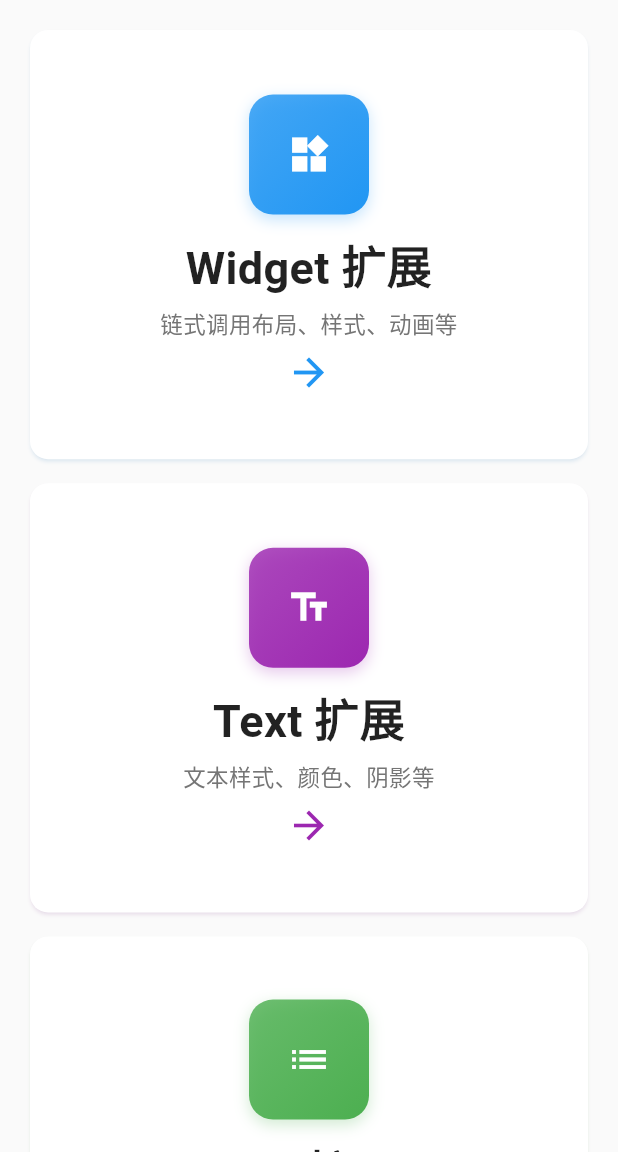
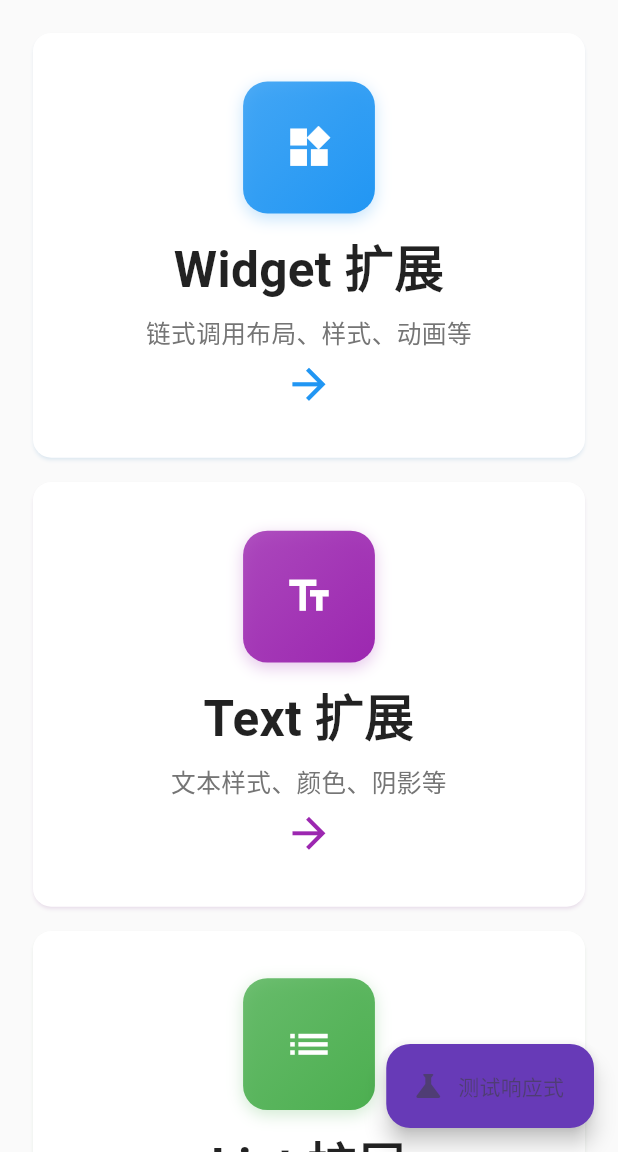
Before and after one commit to Cedar1012/pithy_dart, a Flutter app: the screen it shows after launch, on a phone screen of 412 x 824 dp, the part 84-1236 px from its top. Run offline on Flutter 3.47's test engine with Material 3 defaults, Android fonts, the phone set to English and light mode, and no system bars.

Commit message:
适配web 和移动的端 屏幕适配  web 不使用屏幕适配

```diff
--- a/example/lib/main.dart
+++ b/example/lib/main.dart
@@ -1,6 +1,7 @@
 import 'package:flutter/material.dart';
 import 'package:pithy_dart/pithy_dart.dart';
 import 'pages/home_page.dart';
+import 'test_responsive.dart';
 
 void main() {
   runApp(const MyApp());
@@ -22,9 +23,31 @@ class MyApp extends StatelessWidget {
             colorScheme: ColorScheme.fromSeed(seedColor: Colors.deepPurple),
             useMaterial3: true,
           ),
-          home: const HomePage(),
+          home: const HomePageWithTest(),
         );
       },
     );
   }
 }
+
+class HomePageWithTest extends StatelessWidget {
+  const HomePageWithTest({super.key});
+
+  @override
+  Widget build(BuildContext context) {
+    return Scaffold(
+      body: const HomePage(),
+      floatingActionButton: FloatingActionButton.extended(
+        onPressed: () {
+          Navigator.push(
+            context,
+            MaterialPageRoute(builder: (context) => const TestResponsivePage()),
+          );
+        },
+        icon: const Icon(Icons.science),
+        label: const Text('测试响应式'),
+        backgroundColor: Colors.deepPurple,
+      ),
+    );
+  }
+}
--- a/example/lib/pages/home_page.dart
+++ b/example/lib/pages/home_page.dart
@@ -1,5 +1,6 @@
 import 'package:flutter/material.dart';
 import 'package:pithy_dart/pithy_dart.dart';
+import '../utils/responsive.dart';
 import 'widget_extension_page.dart';
 import 'text_extension_page.dart';
 import 'list_extension_page.dart';
@@ -159,12 +160,12 @@ class HomePage extends StatelessWidget {
           }
 
           return GridView.builder(
-            padding: EdgeInsets.all(20),
+            padding: EdgeInsets.all(20.rw),
             gridDelegate: SliverGridDelegateWithFixedCrossAxisCount(
               crossAxisCount: crossAxisCount,
               childAspectRatio: childAspectRatio,
-              crossAxisSpacing: 16,
-              mainAxisSpacing: 16,
+              crossAxisSpacing: 16.rw,
+              mainAxisSpacing: 16.rh,
             ),
             itemCount: examples.length,
             itemBuilder: (context, index) {
@@ -182,37 +183,37 @@ class HomePage extends StatelessWidget {
       cursor: SystemMouseCursors.click,
       child: Material(
         color: Colors.white,
-        borderRadius: BorderRadius.circular(12),
+        borderRadius: BorderRadius.circular(12.rr),
         elevation: 1,
         shadowColor: example.color.withOpacity(0.2),
         child: InkWell(
           onTap: () {
             context.navigator.pushMaterial(example.page);
           },
-          borderRadius: BorderRadius.circular(12),
+          borderRadius: BorderRadius.circular(12.rr),
           child: Center(
             child: Padding(
-              padding: EdgeInsets.all(12),
+              padding: EdgeInsets.all(12.rw),
               child: Column(
                 mainAxisSize: MainAxisSize.min,
                 mainAxisAlignment: MainAxisAlignment.center,
                 crossAxisAlignment: CrossAxisAlignment.center,
                 children: [
                   Container(
-                    width: 80,
-                    height: 80,
+                    width: 80.rw,
+                    height: 80.rw,
                     decoration: BoxDecoration(
                       gradient: LinearGradient(
                         colors: [example.color.withOpacity(0.8), example.color],
                         begin: Alignment.topLeft,
                         end: Alignment.bottomRight,
                       ),
-                      borderRadius: BorderRadius.circular(16),
+                      borderRadius: BorderRadius.circular(16.rr),
                       boxShadow: [
                         BoxShadow(
                           color: example.color.withOpacity(0.25),
-                          blurRadius: 8,
-                          offset: Offset(0, 3),
+                          blurRadius: 8.rr,
+                          offset: Offset(0, 3.rh),
                         ),
                       ],
                     ),
@@ -220,15 +221,15 @@ class HomePage extends StatelessWidget {
                       child: Icon(
                         example.icon,
                         color: Colors.white,
-                        size: 30,
+                        size: 30.rsp,
                       ),
                     ),
                   ),
-                  SizedBox(height: 12),
+                  SizedBox(height: 12.rh),
                   Text(
                     example.title,
                     style: TextStyle(
-                      fontSize: 30,
+                      fontSize: 30.rsp,
                       fontWeight: FontWeight.bold,
                       color: Colors.black87,
                     ),
@@ -236,11 +237,11 @@ class HomePage extends StatelessWidget {
                     maxLines: 1,
                     overflow: TextOverflow.ellipsis,
                   ),
-                  SizedBox(height: 6),
+                  SizedBox(height: 6.rh),
                   Text(
                     example.subtitle,
                     style: TextStyle(
-                      fontSize: 15,
+                      fontSize: 15.rsp,
                       color: Colors.grey[600],
                       height: 1.3,
                     ),
@@ -248,8 +249,8 @@ class HomePage extends StatelessWidget {
                     maxLines: 2,
                     overflow: TextOverflow.ellipsis,
                   ),
-                  SizedBox(height: 8),
-                  Icon(Icons.arrow_forward, size: 30, color: example.color),
+                  SizedBox(height: 8.rh),
+                  Icon(Icons.arrow_forward, size: 30.rsp, color: example.color),
                 ],
               ),
             ),
```
Also changed, not shown: example/lib/test_responsive.dart (added, +144 -0 lines), example/lib/utils/responsive.dart (added, +52 -0 lines).
